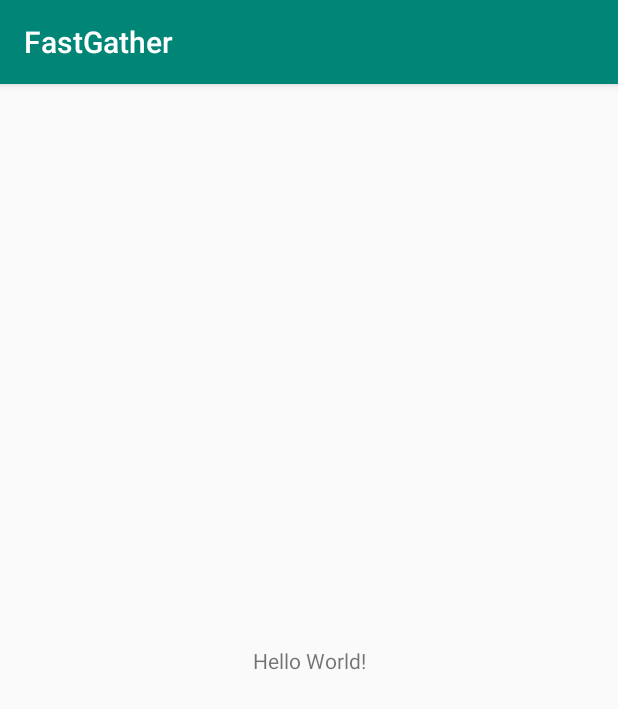
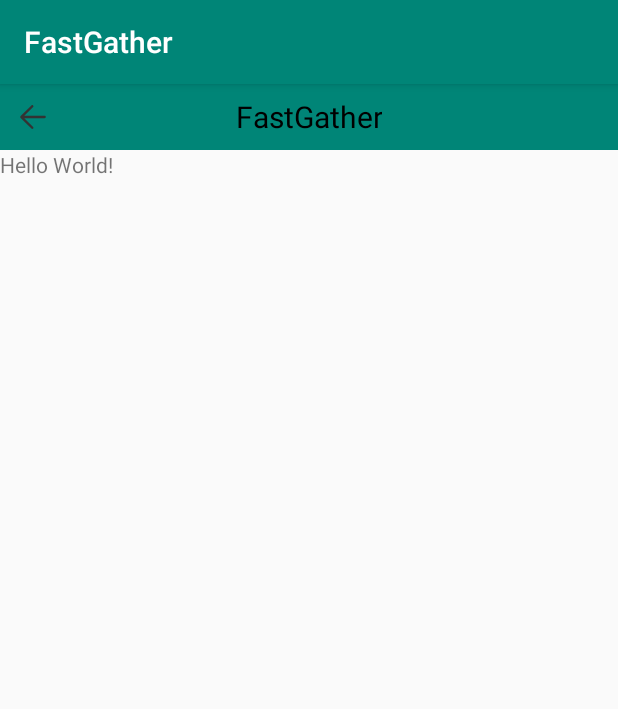
Before and after one commit to jianyuyouhun/FastGather, an Android app: the screen it shows after launch (MainActivity), on a phone screen of 412 x 824 dp. Shown: the top 709 px of the screen. Run offline under Robolectric (Android 15) with nearby library versions, the phone set to English and light mode, and no system bars; our stand-ins replace CircleImageView; libraries missing offline, so code that uses them is left out: com.tencent.bugly; 6 statements that could not run were skipped.

Commit message:
2019年4月19日17:32:24

```diff
--- a/app/build.gradle
+++ b/app/build.gradle
@@ -19,6 +19,10 @@ android {
             proguardFiles getDefaultProguardFile('proguard-android.txt'), 'proguard-rules.pro'
         }
     }
+    compileOptions {
+        sourceCompatibility JavaVersion.VERSION_1_8
+        targetCompatibility JavaVersion.VERSION_1_8
+    }
 }
 
 dependencies {
--- a/app/src/main/java/com/jianyuyouhun/mobile/fastgather/MyApplication.java
+++ b/app/src/main/java/com/jianyuyouhun/mobile/fastgather/MyApplication.java
@@ -17,8 +17,13 @@ public class MyApplication extends JApp {
 
     @Override
     protected boolean setDebugMode() {
-        HttpHolder.isDebug = BuildConfig.DEBUG;
-        FileUtils.APPLICATION_ID = BuildConfig.APPLICATION_ID;
         return BuildConfig.DEBUG;
     }
+
+    @Override
+    protected void initDependencies() {
+        super.initDependencies();
+        HttpHolder.isDebug = isDebug();
+        FileUtils.APPLICATION_ID = BuildConfig.APPLICATION_ID;
+    }
 }
--- a/app/src/main/res/layout/activity_main.xml
+++ b/app/src/main/res/layout/activity_main.xml
@@ -1,10 +1,15 @@
 <?xml version="1.0" encoding="utf-8"?>
-<android.support.constraint.ConstraintLayout xmlns:android="http://schemas.android.com/apk/res/android"
+<LinearLayout xmlns:android="http://schemas.android.com/apk/res/android"
     xmlns:app="http://schemas.android.com/apk/res-auto"
     xmlns:tools="http://schemas.android.com/tools"
     android:layout_width="match_parent"
     android:layout_height="match_parent"
+    android:orientation="vertical"
     tools:context=".MainActivity">
+
+    <com.jianyuyouhun.mobile.fastgather.library.view.TopBar
+        android:layout_width="match_parent"
+        android:layout_height="wrap_content" />
 
     <TextView
         android:layout_width="wrap_content"
@@ -15,4 +20,4 @@
         app:layout_constraintRight_toRightOf="parent"
         app:layout_constraintTop_toTopOf="parent" />
 
-</android.support.constraint.ConstraintLayout>
+</LinearLayout>
--- a/build.gradle
+++ b/build.gradle
@@ -9,6 +9,7 @@ buildscript {
     }
     dependencies {
         classpath 'com.android.tools.build:gradle:3.2.1'
+        classpath 'com.github.dcendents:android-maven-gradle-plugin:2.0'
 
         classpath "org.jetbrains.kotlin:kotlin-gradle-plugin:$kotlin_version"
 
--- /dev/null
+++ b/library/src/main/java/com/jianyuyouhun/mobile/fastgather/library/view/TopBar.kt
@@ -0,0 +1,198 @@
+package com.jianyuyouhun.mobile.fastgather.library.view
+
+import android.app.Activity
+import android.content.Context
+import android.graphics.drawable.Drawable
+import android.support.annotation.ColorInt
+import android.util.AttributeSet
+import android.view.Gravity
+import android.view.View
+import android.widget.ImageView
+import android.widget.LinearLayout
+import android.widget.RelativeLayout
+import android.widget.TextView
+import com.jianyuyouhun.mobile.fastgather.library.R
+import com.jianyuyouhun.mobile.fastgather.library.utils.AppUtils
+import com.jianyuyouhun.mobile.fastgather.library.utils.kt.getChildViews
+import com.jianyuyouhun.mobile.fastgather.library.utils.kt.getColor
+import com.jianyuyouhun.mobile.fastgather.library.utils.kt.getDrawable
+import com.jianyuyouhun.mobile.fastgather.library.utils.kt.proxy.bindView
+
+
+/**
+ * 顶部工具栏
+ */
+const val FUNCTION_NONE = 0
+const val FUNCTION_LEFT_TITLE = 2
+const val FUNCTION_LEFT_BTN = 4
+const val FUNCTION_TITLE = 8
+
+class TopBar @JvmOverloads constructor(context: Context, attrs: AttributeSet? = null, defStyleAttr: Int = 0) : RelativeLayout(context, attrs, defStyleAttr) {
+
+    private var function = -1
+
+    private val leftTextView by bindView<TextView>(R.id.top_bar_left_title)
+
+    private val titleTextView by bindView<TextView>(R.id.top_bar_title)
+
+    private val rightContainer by bindView<LinearLayout>(R.id.right_container)
+
+    private val leftIconBtn by bindView<ImageView>(R.id.top_bar_left_btn)
+
+    private val rightTextPadding by lazy {
+        AppUtils.dipToPx(context, 12F)
+    }
+    private val rightImagePadding by lazy {
+        AppUtils.dipToPx(context, 10F)
+    }
+    private val rightImageWidth by lazy {
+        context.resources.getDimension(R.dimen.actionBarRightImgWidth)
+    }
+    private val rightImageHeight by lazy {
+        context.resources.getDimension(R.dimen.actionBarRightImgHeight)
+    }
+
+    private fun rightBackDrawable(): Drawable? {
+        val attrsArray = intArrayOf(R.attr.selectableItemBackgroundBorderless)
+        val typedArray = context.obtainStyledAttributes(attrsArray)
+        val result = typedArray.getDrawable(0)
+        typedArray.recycle()
+        return result
+    }
+
+    init {
+        inflate(context, R.layout.view_top_bar, this)
+
+        val typedArray = context.obtainStyledAttributes(attrs, R.styleable.TopBar)
+
+        typedArray.getString(R.styleable.TopBar_titleText)?.apply {
+            setTitle(this)
+        } ?: setTitle(resources.getString(R.string.app_name))
+
+        setTitleColor(typedArray.getColor(R.styleable.TopBar_titleColor, getColor(R.color.black)))
+        setLeftText(typedArray.getString(R.styleable.TopBar_leftText))
+        setLeftColor(typedArray.getColor(R.styleable.TopBar_leftColor, getColor(R.color.textTitle)))
+        setBackgroundColor(typedArray.getColor(R.styleable.TopBar_bgColor, getColor(R.color.actionBarColor)))
+
+        typedArray.getDrawable(R.styleable.TopBar_leftIcon)?.apply {
+            setLeftDrawable(this)
+        } ?: setLeftDrawable(getDrawable(R.drawable.ic_back)!!)
+
+        setLeftDrawablePadding(typedArray.getDimensionPixelSize(R.styleable.TopBar_leftIconPadding, resources.getDimensionPixelSize(R.dimen.actionBarIconPadding)))
+
+        val function = typedArray.getInt(R.styleable.TopBar_function, FUNCTION_LEFT_BTN or FUNCTION_TITLE)
+        setFunction(function)
+        typedArray.recycle()
+
+        setOnLeftClickListener(View.OnClickListener { (context as Activity).onBackPressed() })
+    }
+
+    fun setOnLeftClickListener(onLeftClickListener: View.OnClickListener?) {
+        leftIconBtn.setOnClickListener(onLeftClickListener)
+        leftTextView.setOnClickListener(onLeftClickListener)
+
+        leftIconBtn.isEnabled = onLeftClickListener != null
+        leftTextView.isEnabled = onLeftClickListener != null
+    }
+
+    fun setOnTitleClickListener(onTitleClickListener: View.OnClickListener?) {
+        titleTextView.setOnClickListener(onTitleClickListener)
+        titleTextView.isEnabled = onTitleClickListener != null
+    }
+
+    fun addRightIcon(icon: Drawable, tag: String, onClickListener: OnClickListener) {
+        val imageView = ImageView(context)
+        imageView.setPadding(rightImagePadding, rightImagePadding, rightImagePadding, rightImagePadding)
+        imageView.setImageDrawable(icon)
+        imageView.setBackgroundDrawable(rightBackDrawable())
+        imageView.tag = tag
+        imageView.setOnClickListener(onClickListener)
+        rightContainer.addView(imageView)
+        val layoutParams = imageView.layoutParams as LinearLayout.LayoutParams
+        layoutParams.width = rightImageWidth.toInt()
+        layoutParams.height = rightImageHeight.toInt()
+        imageView.layoutParams = layoutParams
+    }
+
+    fun addRightText(text: String, tag: String, onClickListener: OnClickListener) {
+        addRightText(text, getColor(R.color.textTitle), 17F, tag, onClickListener)
+    }
+
+    fun addRightText(text: String, color: Int, textSize: Float, tag: String, onClickListener: View.OnClickListener) {
+        val textView = TextView(context)
+        textView.text = text
+        textView.setTextColor(color)
+        textView.setOnClickListener(onClickListener)
+        textView.gravity = Gravity.CENTER
+        textView.setPadding(rightTextPadding, 0, rightTextPadding, 0)
+        textView.textSize = textSize
+        textView.tag = tag
+        textView.setBackgroundDrawable(rightBackDrawable())
+        rightContainer.addView(textView)
+        val layoutParams = textView.layoutParams as LinearLayout.LayoutParams
+        layoutParams.width = LinearLayout.LayoutParams.WRAP_CONTENT
+        layoutParams.height = LinearLayout.LayoutParams.MATCH_PARENT
+        textView.layoutParams = layoutParams
+    }
+
+    fun removeRightByTag(tag: String) {
+        rightContainer.getChildViews()
+                .filter { (it.tag as String) == tag }
+                .forEach { rightContainer.removeView(it) }
+    }
+
+    /**
+     * 添加某一个功能
+     */
+    fun addFunction(function: Int) {
+        setFunction(this.function or function)
+    }
+
+    fun isAddFunction(function: Int): Boolean {
+        return this.function and function == function
+    }
+
+    fun removeFunction(function: Int) {
+        setFunction(this.function and function.inv())
+    }
+
+    fun setTitle(title: String) {
+        titleTextView.text = title
+    }
+
+    fun setTitleColor(@ColorInt color: Int) {
+        titleTextView.setTextColor(color)
+    }
+
+    fun setLeftText(title: String?) {
+        leftTextView.text = title
+    }
+
+    fun setLeftColor(@ColorInt color: Int) {
+        leftTextView.setTextColor(color)
+    }
+
+    fun setLeftDrawable(drawable: Drawable) {
+        leftIconBtn.setImageDrawable(drawable)
+    }
+
+    fun setLeftDrawablePadding(padding: Int) {
+        leftIconBtn.setPadding(padding, padding, padding, padding)
+    }
+
+
+    fun setFunction(function: Int) {
+        if (this.function == function) {
+            return
+        }
+        this.function = function
+
+        leftTextView.visibility = if (isAddFunction(FUNCTION_LEFT_TITLE)) View.VISIBLE else View.INVISIBLE
+
+        leftIconBtn.visibility = if (isAddFunction(FUNCTION_LEFT_BTN)) View.VISIBLE else View.INVISIBLE
+
+        titleTextView.visibility = if (isAddFunction(FUNCTION_TITLE)) View.VISIBLE else View.INVISIBLE
+
+    }
+
+}
--- /dev/null
+++ b/library/src/main/res/drawable/ic_back.xml
@@ -0,0 +1,9 @@
+<vector xmlns:android="http://schemas.android.com/apk/res/android"
+    android:width="24dp"
+    android:height="24dp"
+    android:viewportWidth="1024.0"
+    android:viewportHeight="1024.0">
+    <path
+        android:fillColor="@color/textTitle"
+        android:pathData="M156.6,487.9c1.2,-1.1 2.6,-1.6 3.9,-2.6l306.7,-301.6c13.2,-13 34.6,-13 47.8,0 13.2,13 13.2,34 0,47L263.3,478.2l579.2,0c19,0 34.4,15.1 34.4,33.8 0,18.7 -15.4,33.8 -34.4,33.8L263.3,545.8l251.7,247.5c13.2,13 13.2,34 0,47 -13.2,13 -34.6,13 -47.8,0l-306.7,-301.6c-1.3,-0.9 -2.8,-1.4 -3.9,-2.6 -6.3,-6.2 -9.2,-14.3 -9.5,-22.5C147.4,502.2 150.3,494.1 156.6,487.9L156.6,487.9zM156.6,487.9" />
+</vector>
--- /dev/null
+++ b/library/src/main/res/layout/view_top_bar.xml
@@ -0,0 +1,53 @@
+<?xml version="1.0" encoding="utf-8"?>
+<RelativeLayout xmlns:android="http://schemas.android.com/apk/res/android"
+    xmlns:app="http://schemas.android.com/apk/res-auto"
+    xmlns:tools="http://schemas.android.com/tools"
+    android:layout_width="match_parent"
+    android:layout_height="@dimen/actionBarSize"
+    android:orientation="vertical">
+
+    <TextView
+        android:id="@+id/top_bar_title"
+        android:layout_width="wrap_content"
+        android:layout_height="match_parent"
+        android:layout_alignParentTop="true"
+        android:layout_centerHorizontal="true"
+        android:background="?attr/selectableItemBackgroundBorderless"
+        android:ellipsize="end"
+        android:gravity="center"
+        android:paddingLeft="@dimen/text_padding"
+        android:paddingRight="@dimen/text_padding"
+        android:singleLine="true"
+        android:text="@string/app_name"
+        android:textColor="@color/white"
+        android:textSize="@dimen/top_bar_title_size" />
+
+    <ImageView
+        android:id="@+id/top_bar_left_btn"
+        android:layout_width="@dimen/actionBarSize"
+        android:layout_height="@dimen/actionBarSize"
+        android:background="?attr/selectableItemBackgroundBorderless"
+        android:padding="@dimen/actionBarIconPadding"
+        app:srcCompat="@drawable/ic_back" />
+
+    <LinearLayout
+        android:id="@+id/right_container"
+        android:layout_width="wrap_content"
+        android:layout_height="@dimen/actionBarSize"
+        android:layout_alignParentEnd="true"
+        android:gravity="end"
+        android:orientation="horizontal" />
+
+    <TextView
+        android:id="@+id/top_bar_left_title"
+        android:layout_width="wrap_content"
+        android:layout_height="match_parent"
+        android:background="?attr/selectableItemBackgroundBorderless"
+        android:gravity="center"
+        android:paddingLeft="@dimen/action_bar_margin_horizontal"
+        android:paddingRight="@dimen/action_bar_margin_horizontal"
+        android:textColor="@color/white"
+        android:textSize="@dimen/top_bar_text_size" />
+
+
+</RelativeLayout>
--- a/library/src/main/res/values/colors.xml
+++ b/library/src/main/res/values/colors.xml
@@ -11,6 +11,7 @@
     <color name="black">#000000</color>
     <color name="gray">#7f7f7f</color>
     <color name="translucent">#00000000</color>
+    <color name="actionBarColor">@color/colorPrimary</color>
 
     <color name="appBackground">#f7f7f7</color>
     <color name="dialogBackground">#55000000</color>
--- /dev/null
+++ b/library/src/main/res/values/dimens.xml
@@ -0,0 +1,26 @@
+<resources>
+    <!-- Default screen margins, per the Android Design guidelines. -->
+    <dimen name="action_bar_margin_horizontal">16dp</dimen>
+    <dimen name="action_bar_margin_vertical">16dp</dimen>
+    <dimen name="activity_horizontal_margin">16dp</dimen>
+    <dimen name="activity_vertical_margin">16dp</dimen>
+    <dimen name="text_padding">12dp</dimen>
+    <dimen name="tips_padding">6dp</dimen>
+    <dimen name="common_view_padding">12dp</dimen>
+    <dimen name="common_view_margin">12dp</dimen>
+    <dimen name="common_view_distance">12dp</dimen>
+    <dimen name="lineSize">1px</dimen>
+    <dimen name="actionBarSize">44dp</dimen>
+    <dimen name="actionBarRightImgWidth">40dp</dimen>
+    <dimen name="actionBarRightImgHeight">44dp</dimen>
+    <dimen name="bottomBarSize">48dp</dimen>
+    <dimen name="actionBarIconPadding">10dp</dimen>
+    <dimen name="top_bar_title_size">20sp</dimen>
+    <dimen name="top_bar_text_size">17sp</dimen>
+    <dimen name="elevation_2dp">2dp</dimen>
+    <dimen name="elevation_4dp">4dp</dimen>
+    <dimen name="rectangle_radius_4dp">4dp</dimen>
+    <dimen name="rectangle_radius_8dp">8dp</dimen>
+    <dimen name="rectangle_radius_12dp">12dp</dimen>
+    <dimen name="rectangle_radius_16dp">16dp</dimen>
+</resources>
```
Also changed, not shown: app/src/main/java/com/jianyuyouhun/mobile/fastgather/Api.java (added, +19 -0 lines), app/src/main/java/com/jianyuyouhun/mobile/fastgather/OnHttpListener.java (added, +23 -0 lines), app/src/main/java/com/jianyuyouhun/mobile/fastgather/TestRequester.java (added, +26 -0 lines), library/build.gradle (+26 -1 lines), library/src/main/res/values/attrs.xml (+15 -0 lines).
